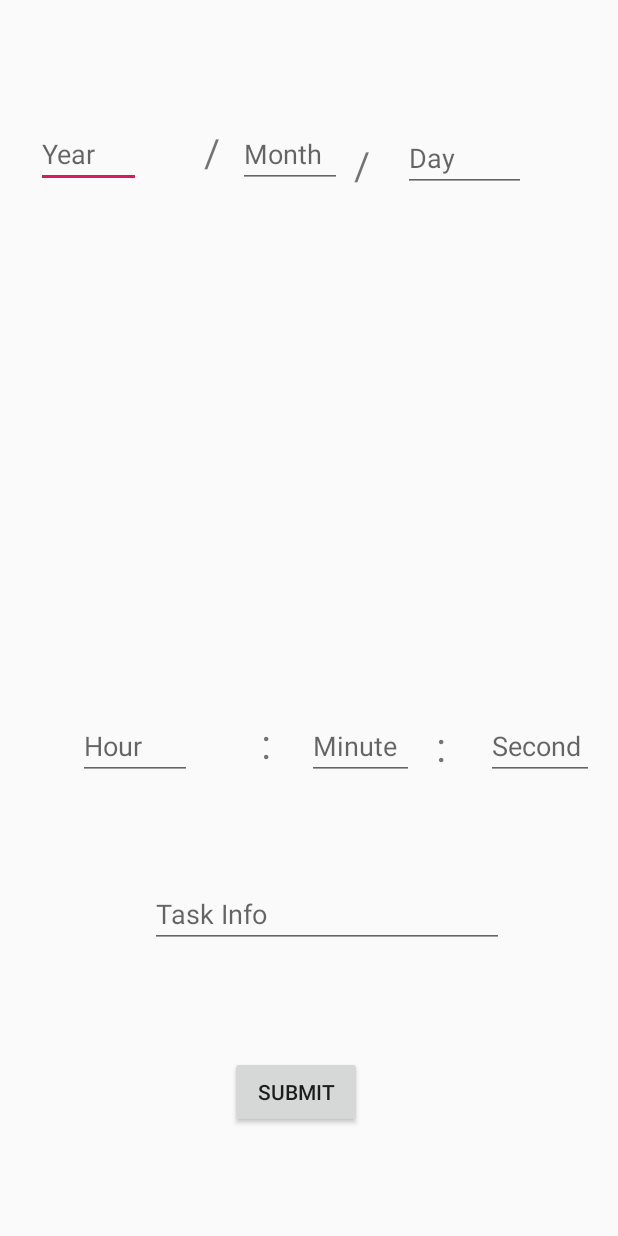
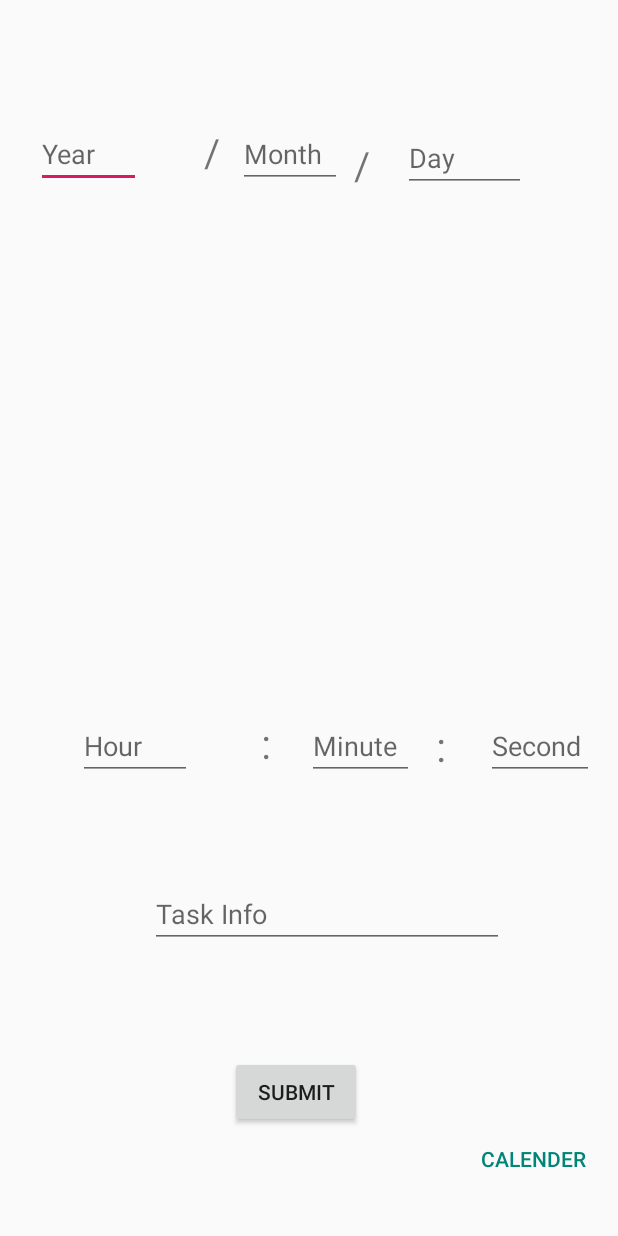
Before and after one commit to Alirezaprogramerrd99/androidProjectsMainAp, an Android app: the ListActivity screen opened directly, with no data from a screen before it, on a phone screen of 412 x 824 dp. Run offline under Robolectric (Android 15) with nearby library versions, the phone set to English and light mode, and no system bars.

```diff
--- a/app/src/main/java/com/example/alireza/myapplicationfirst/ListActivity.java
+++ b/app/src/main/java/com/example/alireza/myapplicationfirst/ListActivity.java
@@ -19,6 +19,7 @@ public class ListActivity extends AppCompatActivity {
     EditText taskMinute;
     EditText taskSecond;
     Button submitBtn;
+    Button toCalender;
 
     public boolean checkDatesEnterd(EditText year, EditText month, EditText day, EditText hour, EditText minute, EditText second){
         if (year.getText().toString().equals("")  && month.getText().toString().equals("")  && day.getText().toString().equals("")
@@ -50,6 +51,7 @@ public class ListActivity extends AppCompatActivity {
         taskMinute = (EditText) findViewById(R.id.MinuteTxt);
         taskSecond = (EditText) findViewById(R.id.SecondTxt);
         submitBtn = (Button) findViewById(R.id.SubmitBtn);
+        toCalender = (Button) findViewById(R.id.goTOCalender);
 
 /*        String M, D, H, Min, Sec;
         msg = taskInfo.getText().toString();
@@ -60,10 +62,6 @@ public class ListActivity extends AppCompatActivity {
 //        H = taskHour.getText().toString();
 //        Min = taskMinute.getText().toString();
 //        Sec = taskSecond.getText().toString();
-
-
-
-
 
             submitBtn.setOnClickListener(new View.OnClickListener() {
 
@@ -85,7 +83,6 @@ public class ListActivity extends AppCompatActivity {
 //                                Toast.LENGTH_LONG).show();
                     }
 
-
                         startActivity(toList);
 
                     resetEditTexts();
@@ -93,5 +90,16 @@ public class ListActivity extends AppCompatActivity {
                 }
             });
 
+            toCalender.setOnClickListener(new View.OnClickListener() {
+                @Override
+                public void onClick(View v) {
+
+                    Intent tocal = new Intent(getApplicationContext(), CalanderActivity.class);
+                    startActivity(tocal);
+                }
+            });
+
+
+
     }
 }
--- a/app/src/main/res/layout/activity_list.xml
+++ b/app/src/main/res/layout/activity_list.xml
@@ -155,4 +155,16 @@
         app:layout_constraintEnd_toEndOf="parent"
         app:layout_constraintHorizontal_bias="0.471"
         app:layout_constraintStart_toStartOf="parent" />
+
+    <Button
+        android:id="@+id/goTOCalender"
+        style="@style/Widget.AppCompat.Button.Borderless"
+        android:layout_width="97dp"
+        android:layout_height="39dp"
+        android:layout_marginEnd="8dp"
+        android:layout_marginBottom="32dp"
+        android:text="calender"
+        android:textColor="@color/colorPrimary"
+        app:layout_constraintBottom_toBottomOf="parent"
+        app:layout_constraintEnd_toEndOf="parent" />
 </android.support.constraint.ConstraintLayout>
```
Also changed, not shown: app/src/main/java/com/example/alireza/myapplicationfirst/CalanderActivity.java (+19 -0 lines), app/src/main/res/layout/activity_calander.xml (+5 -3 lines).
